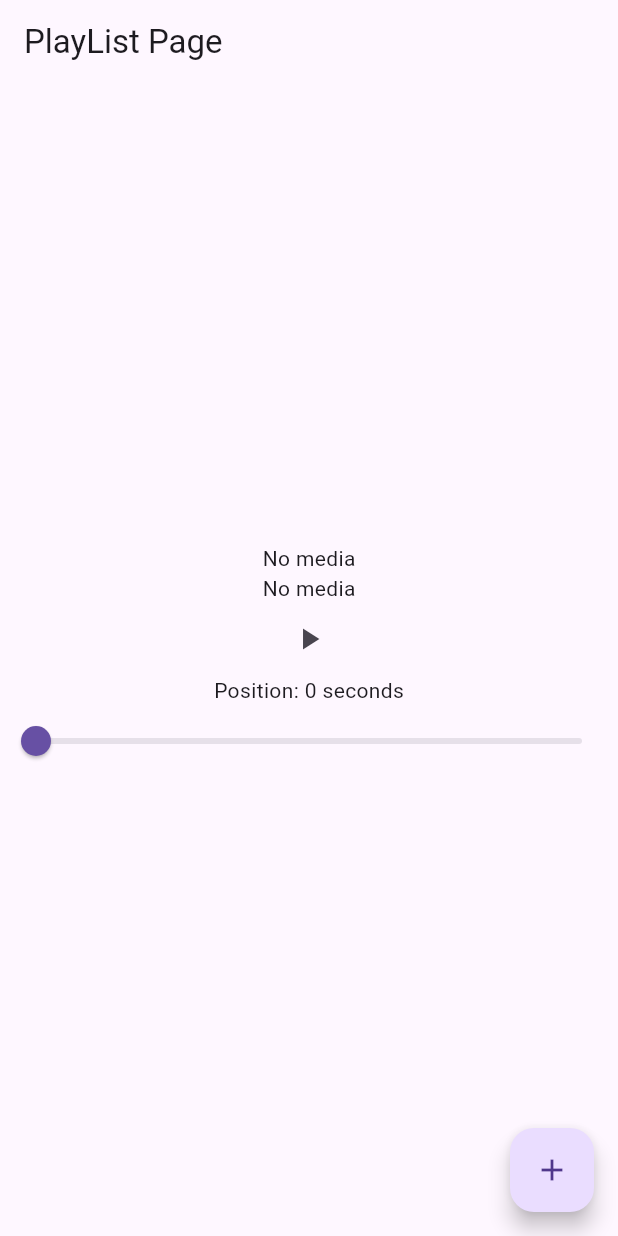
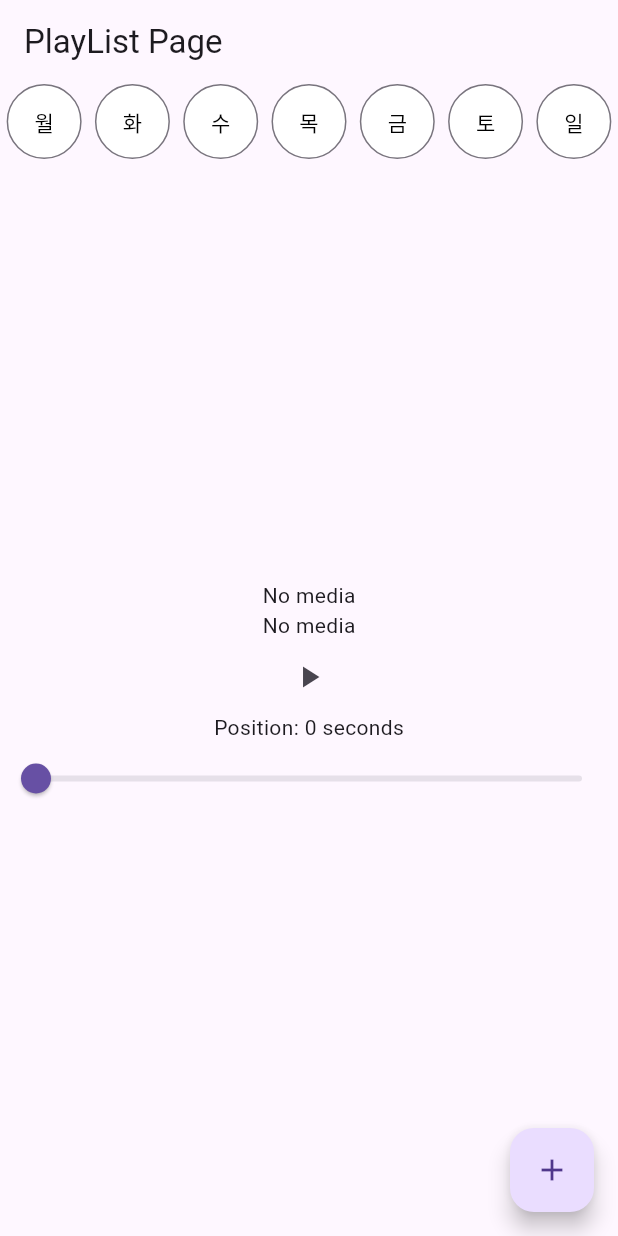
Before and after one commit to sggnology/for_howl, a Flutter app: the screen it shows after launch, on a phone screen of 412 x 824 dp. Run offline on Flutter 3.47's test engine with Material 3 defaults, Android fonts, the light colour scheme and no system bars; our stand-ins replace audio_service, just_audio, shared_preferences; missing offline and left inert: youtube_explode_dart.

Commit message:
[view] DatePicker 추가 및 playlist 상단에 추가

```diff
--- /dev/null
+++ b/lib/view/component/date_picker/DatePicker.dart
@@ -0,0 +1,98 @@
+import 'package:flutter/material.dart';
+import 'package:for_howl/service/shared_preference/SharedPreferenceService.dart';
+
+class DatePicker extends StatefulWidget {
+  const DatePicker({super.key});
+
+  @override
+  State<DatePicker> createState() => _DatePickerState();
+}
+
+class _DatePickerState extends State<DatePicker> {
+  String SCHEDULED_DATE_LIST_KEY = 'ScheduledDateList';
+
+  List<String> dateTextList = ['월', '화', '수', '목', '금', '토', '일'];
+  List<int> dateList = List.generate(7, (index) => 0);
+
+  void setDateInfo(int index) {
+    if (dateList[index] == 0) {
+      setState(() {
+        dateList[index] = 1;
+      });
+    } else {
+      setState(() {
+        dateList[index] = 0;
+      });
+    }
+
+    SharedPreferencesService().setStringList(
+      SCHEDULED_DATE_LIST_KEY,
+      dateList.map((e) => e.toString()).toList(),
+    );
+  }
+
+  @override
+  void initState() {
+    super.initState();
+    init();
+  }
+
+  Future<void> init() async {
+    List<String>? dateListString =
+        SharedPreferencesService().getStringList(SCHEDULED_DATE_LIST_KEY);
+
+    if (dateListString != null) {
+      dateList = dateListString.map((e) => int.parse(e)).toList();
+    } else {
+      SharedPreferencesService().setStringList(
+        SCHEDULED_DATE_LIST_KEY,
+        dateList.map((e) => e.toString()).toList(),
+      );
+    }
+  }
+
+  @override
+  Widget build(BuildContext context) {
+    return Row(
+      mainAxisAlignment: MainAxisAlignment.spaceAround,
+      children: [
+        for (int i = 0; i < dateList.length; i++)
+          OutlinedButton(
+            style: OutlinedButton.styleFrom(
+              padding: EdgeInsets.zero,
+              minimumSize: const Size(50, 50),
+              backgroundColor: dateList[i] == 0 ? Colors.white : Colors.black,
+            ),
+            onPressed: () => setDateInfo(i),
+            child: Text(
+              dateTextList[i],
+              style: TextStyle(
+                color: dateList[i] == 0 ? Colors.black : Colors.white,
+              ),
+            ),
+          ),
+      ],
+    );
+    //   FutureBuilder(
+    //
+    //   future: init(),
+    //   builder: (context, snapshot) {
+    //     if(snapshot.connectionState == ConnectionState.done){
+    //
+    //     }
+    //     else{
+    //       return const Row(
+    //         mainAxisAlignment: MainAxisAlignment.center,
+    //         children: [
+    //           SizedBox(
+    //             width: 50,
+    //             height: 50,
+    //             child: CircularProgressIndicator(),
+    //           ),
+    //         ],
+    //       );
+    //     }
+    //   },
+    // );
+  }
+}
--- a/lib/view/playlist/index.dart
+++ b/lib/view/playlist/index.dart
@@ -1,9 +1,9 @@
 import 'package:flutter/material.dart';
 import 'package:for_howl/service/audio_handler/MyAudioHandler.dart';
 import 'package:for_howl/view/component/audio_player_screen/AudioPlayerScreen.dart';
+import 'package:for_howl/view/component/date_picker/DatePicker.dart';
 
 class PlaylistPage extends StatelessWidget {
-
   PlaylistPage({
     super.key,
   });
@@ -16,17 +16,23 @@ class PlaylistPage extends StatelessWidget {
       appBar: AppBar(
         title: const Text('PlayList Page'),
       ),
-      body: const Row(
+      body: const Column(
         children: [
-          Flexible(
-            fit: FlexFit.tight,
+          DatePicker(),
+          Expanded(
+            flex: 1,
             child: AudioPlayerScreen(),
           ),
+          // const Expanded(
+          //   flex: 1,
+          //   child: Text('hi'),
+          // ),
         ],
       ),
       floatingActionButton: FloatingActionButton(
         onPressed: () {
-          _audioHandler.setAudioSource("https://www.youtube.com/watch?v=6RQ-bBdASvk");
+          _audioHandler
+              .setAudioSource("https://www.youtube.com/watch?v=6RQ-bBdASvk");
           // Add your onPressed code here!
         },
         child: const Icon(Icons.add),
```
